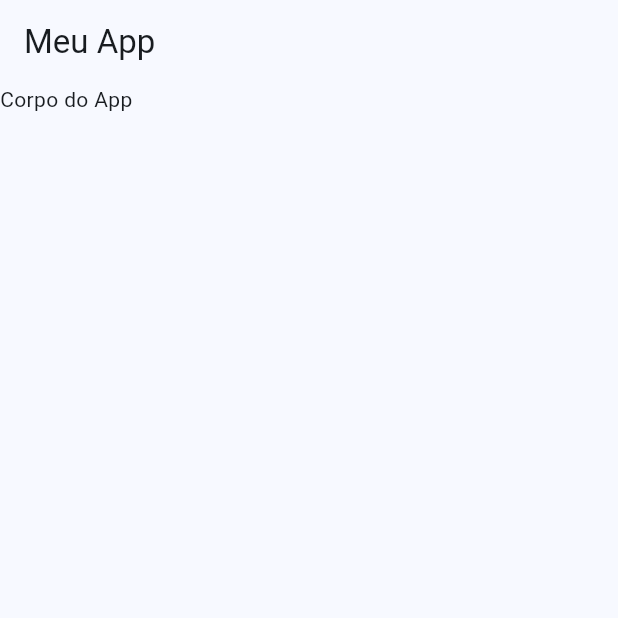
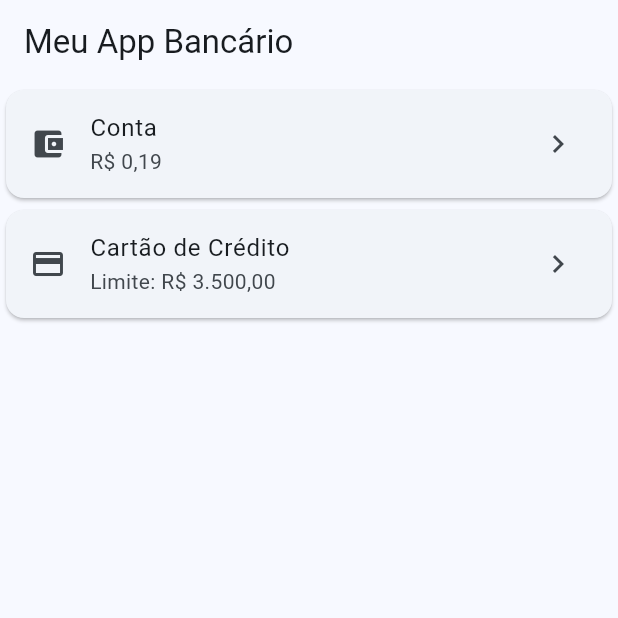
Before and after one commit to EfigenioGuerra/appContaBancariaFLUTTER, a Flutter app: the screen it shows after launch, on a phone screen of 412 x 824 dp, the top half of it. Run offline on Flutter 3.47's test engine with Material 3 defaults, Android fonts, the phone set to English and light mode, and no system bars.

Commit message:
commit atividade

```diff
--- a/lib/home.dart
+++ b/lib/home.dart
@@ -7,11 +7,12 @@ class Home extends StatelessWidget {
   @override
   Widget build(BuildContext context) {
     return MaterialApp(
+      title: 'Meu App Bancário',
       theme: ThemeData(
         useMaterial3: true,
         colorScheme: ColorScheme.fromSeed(
           seedColor: Colors.lightBlue,
-          )
+        )
       ),
       home: const Statement(),
     );
--- a/lib/views/statement.dart
+++ b/lib/views/statement.dart
@@ -7,11 +7,27 @@ class Statement extends StatelessWidget {
   Widget build(BuildContext context) {
     return Scaffold(
       appBar: AppBar(
-        title: const Text("Meu App"),
+        title: const Text('Meu App Bancário'),
       ),
-      body: const Text(
-        "Corpo do App",
-        textDirection: TextDirection.ltr,
+      body: ListView(
+        children: const <Widget>[
+          Card(
+            child: ListTile(
+              leading: Icon(Icons.account_balance_wallet),
+              title: Text('Conta'),
+              subtitle: Text('R\$ 0,19'),
+              trailing: Icon(Icons.chevron_right),
+            ),
+          ),
+          Card(
+            child: ListTile(
+              leading: Icon(Icons.credit_card),
+              title: Text('Cartão de Crédito'),
+              subtitle: Text('Limite: R\$ 3.500,00'),
+              trailing: Icon(Icons.chevron_right),
+            ),
+          ),
+        ],
       ),
     );
   }
```
Also changed, not shown: pubspec.lock.
